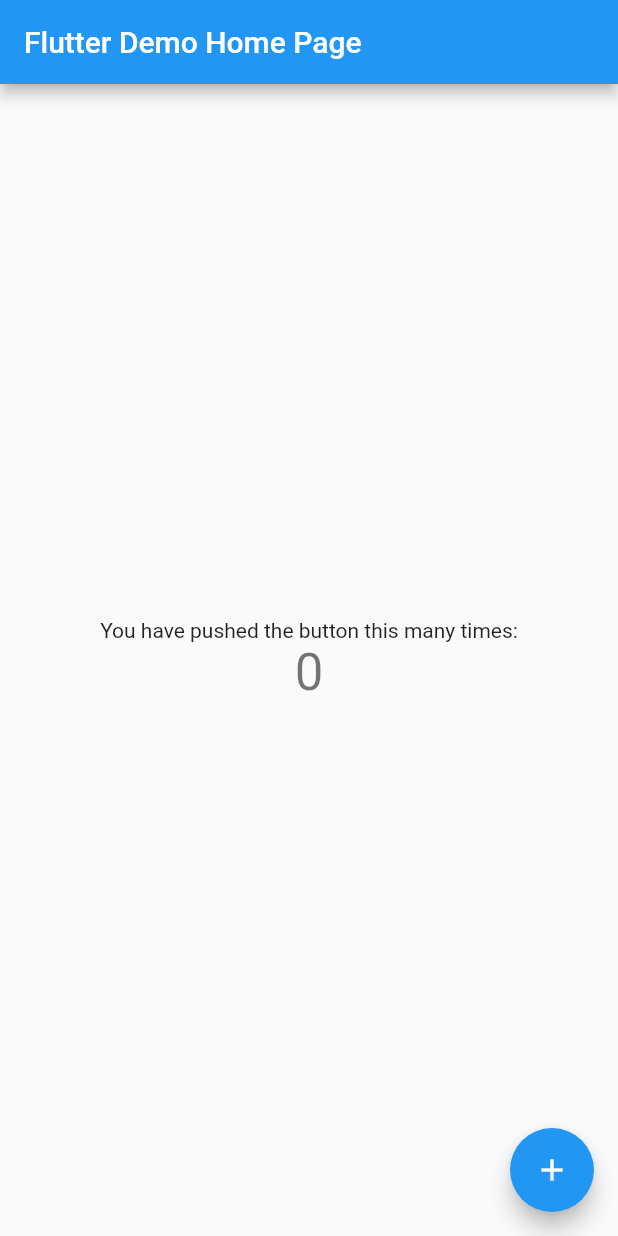
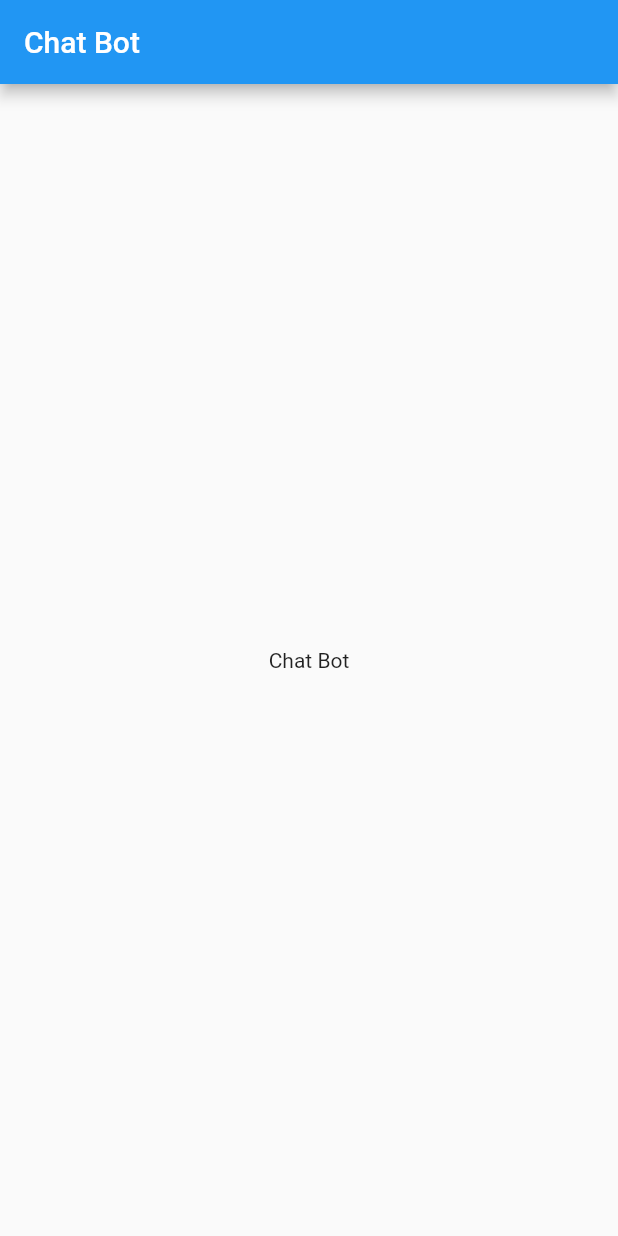
Before and after one commit to Sameer330/ai-chat-app, a Flutter app: the screen it shows after launch, on a phone screen of 412 x 824 dp. Run offline on Flutter 3.47's test engine with Material 2 defaults, Android fonts, the phone set to English and light mode, and no system bars.

Commit message:
Added FireBase config files, Added scaffold

```diff
--- /dev/null
+++ b/lib/director.dart
@@ -0,0 +1,22 @@
+import 'package:flutter/material.dart';
+
+class Director extends StatefulWidget {
+  const Director({Key? key}) : super(key: key);
+
+  @override
+  State<Director> createState() => _DirectorState();
+}
+
+class _DirectorState extends State<Director> {
+  @override
+  Widget build(BuildContext context) {
+    return Scaffold(
+      appBar: AppBar(
+        title: const Text("Chat Bot"),
+      ),
+      body: const Center(
+        child: Text("Chat Bot"),
+      ),
+    );
+  }
+}
--- a/lib/main.dart
+++ b/lib/main.dart
@@ -1,115 +1,24 @@
+import 'package:ai_chat_app/director.dart';
 import 'package:flutter/material.dart';
 
 void main() {
   runApp(const MyApp());
 }
 
-class MyApp extends StatelessWidget {
-  const MyApp({super.key});
+class MyApp extends StatefulWidget {
+  const MyApp({Key? key}) : super(key: key);
 
-  // This widget is the root of your application.
+  @override
+  State<MyApp> createState() => _MyAppState();
+}
+
+class _MyAppState extends State<MyApp> {
   @override
   Widget build(BuildContext context) {
-    return MaterialApp(
-      title: 'Flutter Demo',
-      theme: ThemeData(
-        // This is the theme of your application.
-        //
-        // Try running your application with "flutter run". You'll see the
-        // application has a blue toolbar. Then, without quitting the app, try
-        // changing the primarySwatch below to Colors.green and then invoke
-        // "hot reload" (press "r" in the console where you ran "flutter run",
-        // or simply save your changes to "hot reload" in a Flutter IDE).
-        // Notice that the counter didn't reset back to zero; the application
-        // is not restarted.
-        primarySwatch: Colors.blue,
-      ),
-      home: const MyHomePage(title: 'Flutter Demo Home Page'),
+    return const MaterialApp(
+      title: "AI Chat App",
+
+      home: Director(),
     );
   }
 }
-
-class MyHomePage extends StatefulWidget {
-  const MyHomePage({super.key, required this.title});
-
-  // This widget is the home page of your application. It is stateful, meaning
-  // that it has a State object (defined below) that contains fields that affect
-  // how it looks.
-
-  // This class is the configuration for the state. It holds the values (in this
-  // case the title) provided by the parent (in this case the App widget) and
-  // used by the build method of the State. Fields in a Widget subclass are
-  // always marked "final".
-
-  final String title;
-
-  @override
-  State<MyHomePage> createState() => _MyHomePageState();
-}
-
-class _MyHomePageState extends State<MyHomePage> {
-  int _counter = 0;
-
-  void _incrementCounter() {
-    setState(() {
-      // This call to setState tells the Flutter framework that something has
-      // changed in this State, which causes it to rerun the build method below
-      // so that the display can reflect the updated values. If we changed
-      // _counter without calling setState(), then the build method would not be
-      // called again, and so nothing would appear to happen.
-      _counter++;
-    });
-  }
-
-  @override
-  Widget build(BuildContext context) {
-    // This method is rerun every time setState is called, for instance as done
-    // by the _incrementCounter method above.
-    //
-    // The Flutter framework has been optimized to make rerunning build methods
-    // fast, so that you can just rebuild anything that needs updating rather
-    // than having to individually change instances of widgets.
-    return Scaffold(
-      appBar: AppBar(
-        // Here we take the value from the MyHomePage object that was created by
-        // the App.build method, and use it to set our appbar title.
-        title: Text(widget.title),
-      ),
-      body: Center(
-        // Center is a layout widget. It takes a single child and positions it
-        // in the middle of the parent.
-        child: Column(
-          // Column is also a layout widget. It takes a list of children and
-          // arranges them vertically. By default, it sizes itself to fit its
-          // children horizontally, and tries to be as tall as its parent.
-          //
-          // Invoke "debug painting" (press "p" in the console, choose the
-          // "Toggle Debug Paint" action from the Flutter Inspector in Android
-          // Studio, or the "Toggle Debug Paint" command in Visual Studio Code)
-          // to see the wireframe for each widget.
-          //
-          // Column has various properties to control how it sizes itself and
-          // how it positions its children. Here we use mainAxisAlignment to
-          // center the children vertically; the main axis here is the vertical
-          // axis because Columns are vertical (the cross axis would be
-          // horizontal).
-          mainAxisAlignment: MainAxisAlignment.center,
-          children: <Widget>[
-            const Text(
-              'You have pushed the button this many times:',
-            ),
-            Text(
-              '$_counter',
-              style: Theme.of(context).textTheme.headlineMedium,
-            ),
-          ],
-        ),
-      ),
-      floatingActionButton: FloatingActionButton(
-        onPressed: _incrementCounter,
-        tooltip: 'Increment',
-        child: const Icon(Icons.add),
-      ), // This trailing comma makes auto-formatting nicer for build methods.
-    );
-  }
-}
```
Also changed, not shown: 4 other files.
